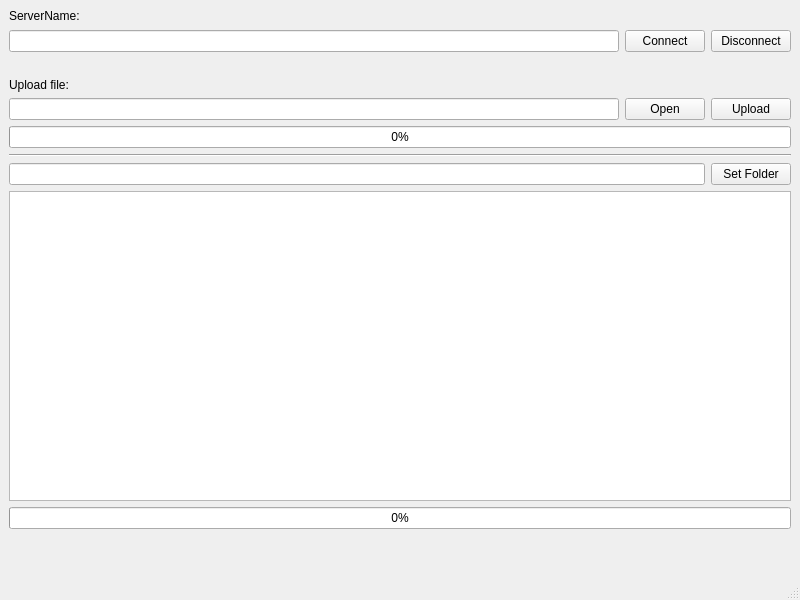
Old version of the form tebrafile/mainwindow.ui in the repository MATF-RS20/RS022-tebrafile.
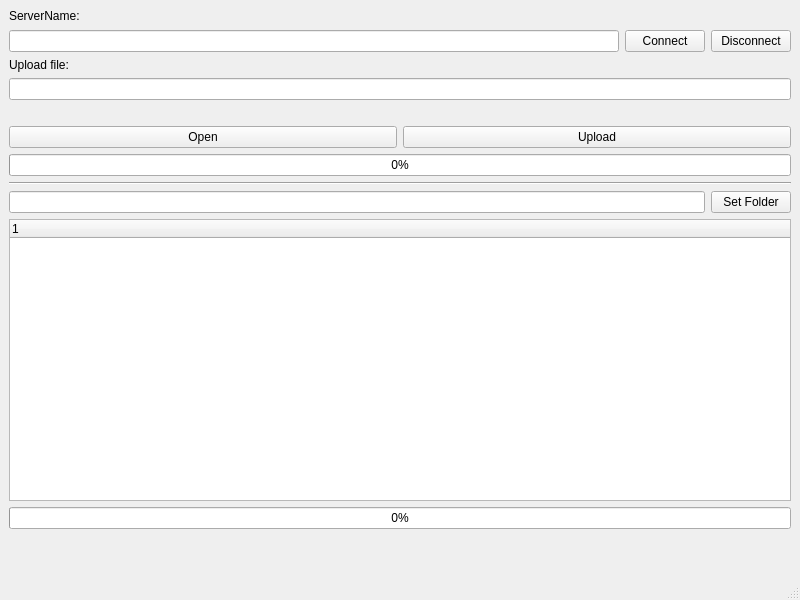
New version of the form.

Commit message: navigacija kroz fajl sistem

Patch:
```diff
--- a/tebrafile/mainwindow.ui
+++ b/tebrafile/mainwindow.ui
@@ -53,13 +53,6 @@
       </item>
      </layout>
     </item>
-    <item>
-     <widget class="QLabel" name="loginMsg">
-      <property name="text">
-       <string/>
-      </property>
-     </widget>
-    </item>
     <item>
      <widget class="QLabel" name="label">
       <property name="text">
@@ -68,8 +61,6 @@
      </widget>
     </item>
     <item>
-     <layout class="QHBoxLayout" name="hl1">
-      <item>
        <widget class="QLineEdit" name="uploadFileInput">
         <property name="text">
          <string/>
@@ -77,6 +68,15 @@
        </widget>
       </item>
       <item>
+     <widget class="QLabel" name="loginMsg">
+      <property name="text">
+       <string/>
+      </property>
+     </widget>
+    </item>
+    <item>
+     <layout class="QHBoxLayout" name="hl1">
+      <item>
        <widget class="QPushButton" name="openButton">
         <property name="text">
          <string>Open</string>
@@ -121,7 +121,13 @@
      </layout>
     </item>
     <item>
-     <widget class="QListWidget" name="fileList"/>
+     <widget class="QTreeWidget" name="treeWidget">
+      <column>
+       <property name="text">
+        <string notr="true">1</string>
+       </property>
+      </column>
+     </widget>
     </item>
     <item>
      <widget class="QProgressBar" name="downloadProgress">
```
Lines whose indentation alone changed are shown as unchanged. The commit also changes 2 other files.
